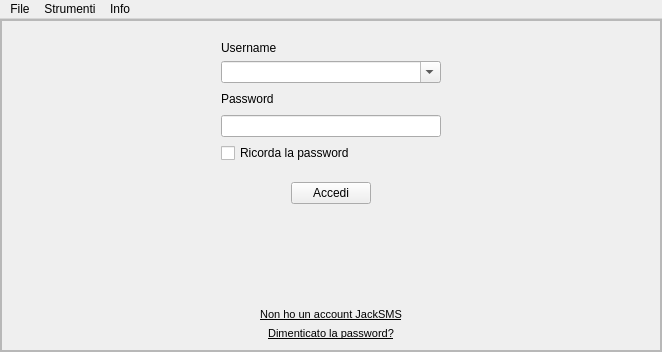
Qt form mainjacksms.ui (freesmee/freesmee-desktop) before a commit.
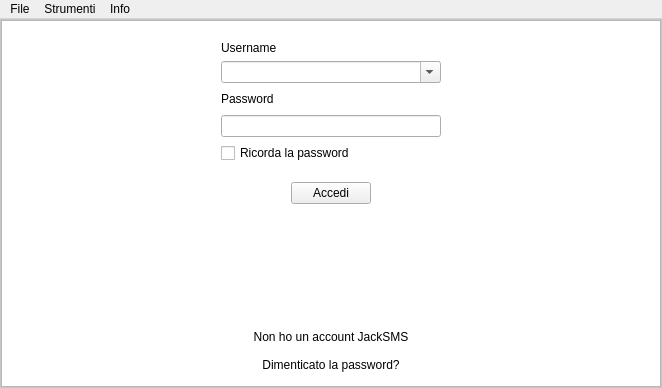
The same form after that commit. The open tabs and pages were chosen to show the change. Icons and pictures are not drawn.

The edit to the form file:
```diff
--- a/mainjacksms.ui
+++ b/mainjacksms.ui
@@ -7,7 +7,7 @@
     <x>0</x>
     <y>0</y>
     <width>662</width>
-    <height>352</height>
+    <height>388</height>
    </rect>
   </property>
   <property name="sizePolicy">
@@ -60,11 +60,19 @@
 	background-image: url(:/resource/bg_top.png);
 	background-repeat:repeat-x;
 }
-
 QFrame#frame_2{
+	background-color: rgb(255, 255, 255);
+}
+
+QFrame#frame_2_old{
 	background-image: url(:/resource/bg_bottom.png);
 	background-repeat:no-repeat;
 	background-position:bottom left
+}
+
+QFrame#frame_old{
+	background-image: url(:/resource/bg_top.png);
+	background-repeat:repeat-x;
 }</string>
           </property>
           <property name="frameShape">
@@ -235,43 +243,7 @@
                   </item>
                  </layout>
                 </item>
-                <item row="9" column="1">
-                 <spacer name="verticalSpacer_2">
-                  <property name="orientation">
-                   <enum>Qt::Vertical</enum>
-                  </property>
-                  <property name="sizeHint" stdset="0">
-                   <size>
-                    <width>20</width>
-                    <height>40</height>
-                   </size>
-                  </property>
-                 </spacer>
-                </item>
-                <item row="10" column="1">
-                 <widget class="QLabel" name="label_3">
-                  <property name="text">
-                   <string>&lt;!DOCTYPE HTML PUBLIC &quot;-//W3C//DTD HTML 4.0//EN&quot; &quot;http://www.w3.org/TR/REC-html40/strict.dtd&quot;&gt;
-&lt;html&gt;&lt;head&gt;&lt;meta name=&quot;qrichtext&quot; content=&quot;1&quot; /&gt;&lt;style type=&quot;text/css&quot;&gt;
-p, li { white-space: pre-wrap; }
-&lt;/style&gt;&lt;/head&gt;&lt;body style=&quot; font-family:'MS Shell Dlg 2'; font-size:8.25pt; font-weight:400; font-style:normal;&quot;&gt;
-&lt;p style=&quot; margin-top:0px; margin-bottom:0px; margin-left:0px; margin-right:0px; -qt-block-indent:0; text-indent:0px;&quot;&gt;&lt;a href=&quot;http://www.jacksms.it/registrazione.html&quot;&gt;&lt;span style=&quot; font-size:8pt; color:#000000;&quot;&gt;Non ho un account JackSMS&lt;/span&gt;&lt;/a&gt;&lt;/p&gt;&lt;/body&gt;&lt;/html&gt;</string>
-                  </property>
-                  <property name="textFormat">
-                   <enum>Qt::RichText</enum>
-                  </property>
-                  <property name="alignment">
-                   <set>Qt::AlignCenter</set>
-                  </property>
-                  <property name="margin">
-                   <number>3</number>
-                  </property>
-                  <property name="openExternalLinks">
-                   <bool>true</bool>
-                  </property>
-                 </widget>
-                </item>
-                <item row="12" column="1">
+                <item row="11" column="1">
                  <spacer name="verticalSpacer">
                   <property name="orientation">
                    <enum>Qt::Vertical</enum>
@@ -294,23 +266,6 @@
                   </property>
                  </widget>
                 </item>
-                <item row="11" column="1">
-                 <widget class="QLabel" name="label_16">
-                  <property name="text">
-                   <string>&lt;!DOCTYPE HTML PUBLIC &quot;-//W3C//DTD HTML 4.0//EN&quot; &quot;http://www.w3.org/TR/REC-html40/strict.dtd&quot;&gt;
-&lt;html&gt;&lt;head&gt;&lt;meta name=&quot;qrichtext&quot; content=&quot;1&quot; /&gt;&lt;style type=&quot;text/css&quot;&gt;
-p, li { white-space: pre-wrap; }
-&lt;/style&gt;&lt;/head&gt;&lt;body style=&quot; font-family:'MS Shell Dlg 2'; font-size:8.25pt; font-weight:400; font-style:normal;&quot;&gt;
-&lt;p style=&quot; margin-top:0px; margin-bottom:0px; margin-left:0px; margin-right:0px; -qt-block-indent:0; text-indent:0px;&quot;&gt;&lt;a href=&quot;http://www.jacksms.it/recupera-password.html&quot;&gt;&lt;span style=&quot; font-size:8pt; text-decoration: underline; color:#000000;&quot;&gt;Dimenticato la password?&lt;/span&gt;&lt;/a&gt;&lt;/p&gt;&lt;/body&gt;&lt;/html&gt;</string>
-                  </property>
-                  <property name="alignment">
-                   <set>Qt::AlignCenter</set>
-                  </property>
-                  <property name="openExternalLinks">
-                   <bool>true</bool>
-                  </property>
-                 </widget>
-                </item>
                 <item row="8" column="1">
                  <spacer name="verticalSpacer_6">
                   <property name="orientation">
@@ -324,6 +279,34 @@
                   </property>
                  </spacer>
                 </item>
+                <item row="9" column="1">
+                 <widget class="QPushButton" name="buttonNoAccount">
+                  <property name="text">
+                   <string>Non ho un account JackSMS</string>
+                  </property>
+                  <property name="icon">
+                   <iconset>
+                    <normaloff>:/resource/freccia.png</normaloff>:/resource/freccia.png</iconset>
+                  </property>
+                  <property name="flat">
+                   <bool>true</bool>
+                  </property>
+                 </widget>
+                </item>
+                <item row="10" column="1">
+                 <widget class="QPushButton" name="buttonLostPassword">
+                  <property name="text">
+                   <string>Dimenticato la password?</string>
+                  </property>
+                  <property name="icon">
+                   <iconset>
+                    <normaloff>:/resource/freccia.png</normaloff>:/resource/freccia.png</iconset>
+                  </property>
+                  <property name="flat">
+                   <bool>true</bool>
+                  </property>
+                 </widget>
+                </item>
                </layout>
               </item>
              </layout>
```
Left out of the diff: 238 changed lines with no effect on the pictures.
